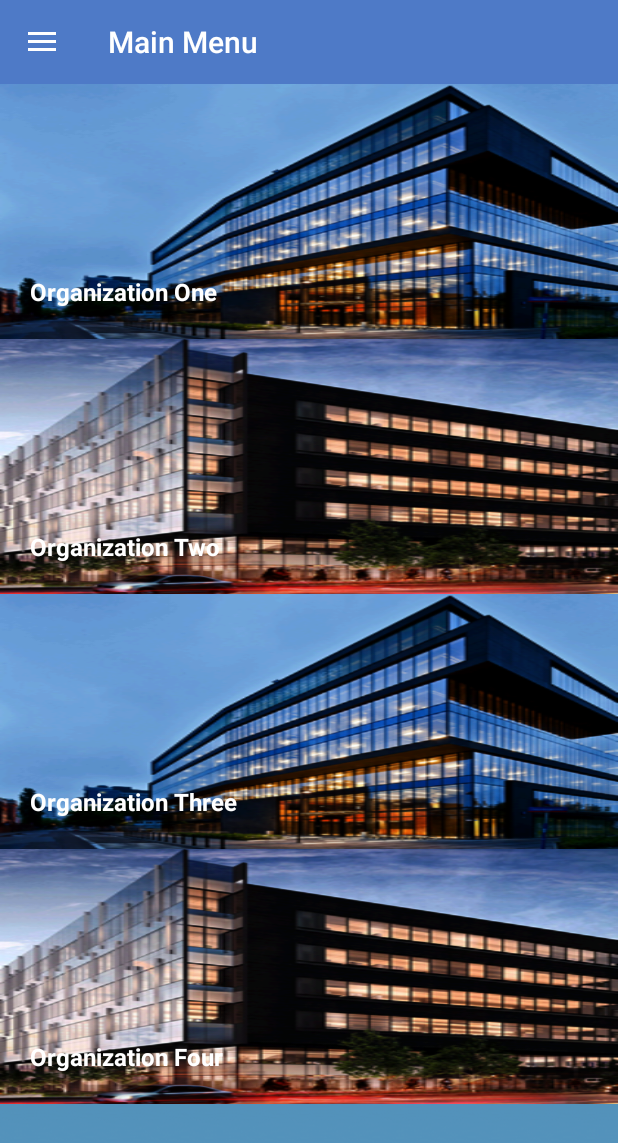
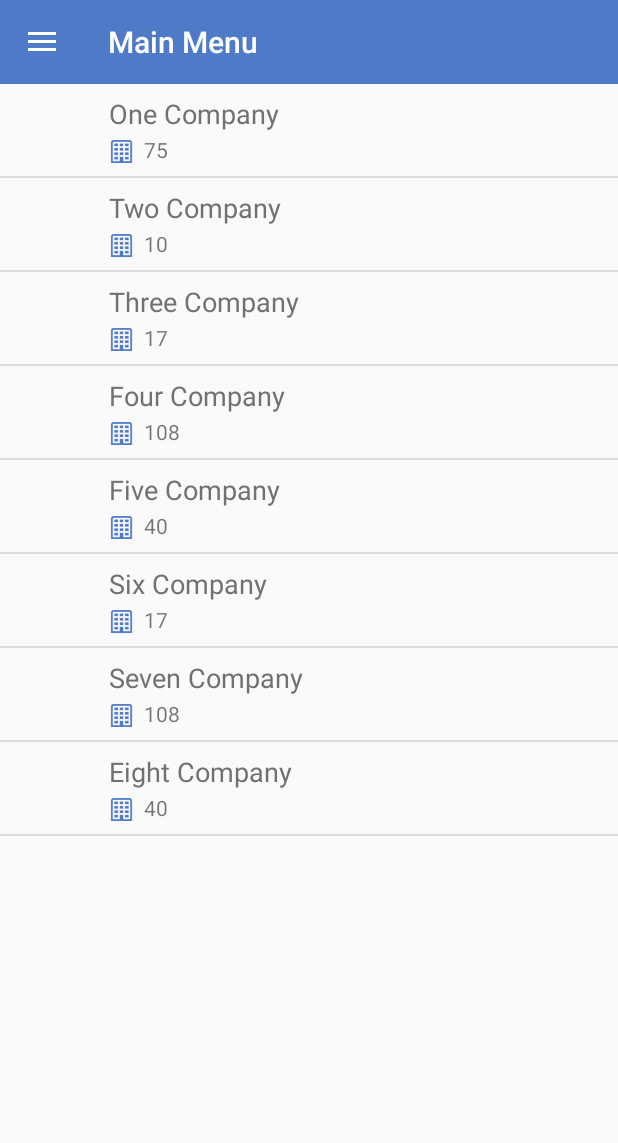
Before and after one commit to hassan-akhtar/GSD, an Android app: the fragment OrganizationFragment placed in its activity, on a phone screen of 412 x 824 dp. Shown: the top 1143 px of the screen. Run offline under Robolectric (Android 15) with nearby library versions, the phone set to English and light mode, and no system bars; libraries missing offline, so code that uses them is left out: com.amulyakhare.textdrawable; 2 statements that could not run were skipped.

Commit message:
- Dashboard design changed - Organizations Fragment added

```diff
--- /dev/null
+++ b/app/src/main/java/com/uaeemployee/Adapters/OrganizationAdapter.java
@@ -0,0 +1,94 @@
+package com.uaeemployee.Adapters;
+
+import android.content.Context;
+import android.content.Intent;
+import android.util.Log;
+import android.view.LayoutInflater;
+import android.view.View;
+import android.view.ViewGroup;
+import android.widget.BaseAdapter;
+import android.widget.ImageView;
+import android.widget.TextView;
+import android.widget.Toast;
+
+import com.amulyakhare.textdrawable.TextDrawable;
+import com.uaeemployee.Models.Organization;
+import com.uaeemployee.R;
+
+import java.util.List;
+
+
+public class OrganizationAdapter extends BaseAdapter {
+
+    private List<Organization> orgsList;
+    TextDrawable drawable;
+    Context mContext;
+    public static String contactID = "", rawContactId = "";
+
+    public OrganizationAdapter(List<Organization> contactsList, Context context) {
+        this.orgsList = contactsList;
+        this.mContext = context;
+    }
+
+
+    @Override
+    public int getCount() {
+        Log.e("Count", "Count: " + orgsList.size());
+        return orgsList.size();
+    }
+
+    @Override
+    public Object getItem(int position) {
+        return orgsList.get(position);
+
+    }
+
+    @Override
+    public long getItemId(int position) {
+        return position;
+    }
+
+    @Override
+    public View getView(final int position, View convertView, ViewGroup parent) {
+
+        View itemView = LayoutInflater.from(parent.getContext())
+                .inflate(R.layout.org_row_item, parent, false);
+
+        MyViewHolder holder = new MyViewHolder(itemView);
+        Organization organization = orgsList.get(position);
+        holder.tvOrgName.setText(organization.getName());
+        holder.tvSubCompaniesCount.setText(organization.getSubCompaniesCount());
+            drawable = TextDrawable.builder()
+                    .beginConfig()
+                    .endConfig()
+                    .buildRound(organization.getName().substring(0, 1).toUpperCase(), mContext.getResources().getColor(R.color.colorPrimaryDark));
+            holder.ivLetter.setImageDrawable(drawable);
+
+        /*else {
+            holder.name.setText(contacts.getLastName().substring(0,1).toUpperCase()+ contacts.getLastName().substring(1).toLowerCase()+ ", " + contacts.getFirstName().substring(0,1).toUpperCase()+ contacts.getFirstName().substring(1).toLowerCase());
+            drawable = TextDrawable.builder()
+                    .beginConfig()
+                    .endConfig()
+                    .buildRound(contacts.getLastName().substring(0,1).toUpperCase()+contacts.getFirstName().substring(0,1).toUpperCase(), mContext.getResources().getColor(R.color.colorPrimaryDark));
+            holder.ivLetter.setImageDrawable(drawable);
+        }*/
+
+
+        return itemView;
+    }
+
+
+    public class MyViewHolder {
+        private TextView tvOrgName;
+        private TextView tvSubCompaniesCount;
+        private ImageView ivLetter;
+
+        public MyViewHolder(View view) {
+            tvOrgName = (TextView) view.findViewById(R.id.tvOrgName);
+            tvSubCompaniesCount = (TextView) view.findViewById(R.id.tvSubCompaniesCount);
+            ivLetter = (ImageView) view.findViewById(R.id.ivLetter);
+        }
+
+
+    }
+}
--- a/app/src/main/java/com/uaeemployee/Fragments/OrganizationFragment.java
+++ b/app/src/main/java/com/uaeemployee/Fragments/OrganizationFragment.java
@@ -1,28 +1,32 @@
 package com.uaeemployee.Fragments;
 
 
-import android.content.Intent;
 import android.os.Bundle;
 import android.support.v4.app.Fragment;
 import android.view.LayoutInflater;
 import android.view.View;
 import android.view.ViewGroup;
 import android.widget.AdapterView;
-import android.widget.LinearLayout;
 import android.widget.ListView;
+import android.widget.Toast;
 
 import com.uaeemployee.Activites.BaseActivity;
-import com.uaeemployee.Activites.GenderActivity;
+import com.uaeemployee.Adapters.OrganizationAdapter;
 import com.uaeemployee.Interfaces.Communicator;
+import com.uaeemployee.Models.Organization;
 import com.uaeemployee.R;
+
+import java.util.ArrayList;
+import java.util.List;
 
 
 public class OrganizationFragment extends Fragment {
 
     View mView;
-    LinearLayout llOrg1, llOrg2, llOrg3 , llOrg4;
     Communicator myCommunicator;
-    //ListView lvOrganizations;
+    ListView lvOrgs;
+    OrganizationAdapter adapter;
+    public List<Organization> organizationsList = new ArrayList<>();
 
     public OrganizationFragment() {
         // Required empty public constructor
@@ -41,53 +45,52 @@ public class OrganizationFragment extends Fragment {
     }
 
     private void initViews() {
-        // lvOrganizations = (ListView) mView.findViewById(R.id.lvOrganizations);
-        llOrg1 = (LinearLayout) mView.findViewById(R.id.llOrg1);
-        llOrg2 = (LinearLayout) mView.findViewById(R.id.llOrg2);
-        llOrg3 = (LinearLayout) mView.findViewById(R.id.llOrg3);
-        llOrg4 = (LinearLayout) mView.findViewById(R.id.llOrg4);
+        lvOrgs = (ListView) mView.findViewById(R.id.lvOrgs);
+
     }
 
     private void initObj() {
+
         myCommunicator = (Communicator) getActivity();
         BaseActivity.fragment = new OrganizationFragment();
+
+        Organization organization = new Organization("One Company ", "75");
+        organizationsList.add(organization);
+        organization = new Organization("Two Company ", "10");
+        organizationsList.add(organization);
+        organization = new Organization("Three Company ", "17");
+        organizationsList.add(organization);
+        organization = new Organization("Four Company ", "108");
+        organizationsList.add(organization);
+        organization = new Organization("Five Company ", "40");
+        organizationsList.add(organization);
+        organization = new Organization("Six Company ", "17");
+        organizationsList.add(organization);
+        organization = new Organization("Seven Company ", "108");
+        organizationsList.add(organization);
+        organization = new Organization("Eight Company ", "40");
+        organizationsList.add(organization);
+
+
+        adapter = new OrganizationAdapter(organizationsList, getActivity());
+        lvOrgs.setAdapter(adapter);
     }
 
     private void initListeners() {
-       /* lvOrganizations.setOnItemClickListener(new AdapterView.OnItemClickListener() {
+        lvOrgs.setOnItemClickListener(new AdapterView.OnItemClickListener() {
             @Override
             public void onItemClick(AdapterView<?> parent, View view, int position, long id) {
 
+                Toast.makeText(getActivity(),""+position,Toast.LENGTH_LONG).show();
+                BaseActivity.refreshMainViewByNew(new SubOrganizationFragment());
             }
-        });*/
-        llOrg1.setOnClickListener(mGlobal_OnClickListener);
-        llOrg2.setOnClickListener(mGlobal_OnClickListener);
-        llOrg3.setOnClickListener(mGlobal_OnClickListener);
-        llOrg4.setOnClickListener(mGlobal_OnClickListener);
+        });
+
     }
 
     final View.OnClickListener mGlobal_OnClickListener = new View.OnClickListener() {
         public void onClick(final View v) {
             switch (v.getId()) {
-                case R.id.llOrg1: {
-                    startActivity(new Intent(getActivity(), GenderActivity.class));
-                    break;
-                }
-
-                case R.id.llOrg2: {
-                    startActivity(new Intent(getActivity(), GenderActivity.class));
-                    break;
-                }
-
-                case R.id.llOrg3: {
-                    startActivity(new Intent(getActivity(), GenderActivity.class));
-                    break;
-                }
-
-                case R.id.llOrg4: {
-                    startActivity(new Intent(getActivity(), GenderActivity.class));
-                    break;
-                }
 
             }
         }
--- /dev/null
+++ b/app/src/main/java/com/uaeemployee/Fragments/SubOrganizationFragment.java
@@ -0,0 +1,30 @@
+package com.uaeemployee.Fragments;
+
+
+import android.os.Bundle;
+import android.support.v4.app.Fragment;
+import android.view.LayoutInflater;
+import android.view.View;
+import android.view.ViewGroup;
+
+import com.uaeemployee.R;
+
+/**
+ * A simple {@link Fragment} subclass.
+ */
+public class SubOrganizationFragment extends Fragment {
+
+
+    public SubOrganizationFragment() {
+        // Required empty public constructor
+    }
+
+
+    @Override
+    public View onCreateView(LayoutInflater inflater, ViewGroup container,
+                             Bundle savedInstanceState) {
+        // Inflate the layout for this fragment
+        return inflater.inflate(R.layout.fragment_sub_organization, container, false);
+    }
+
+}
--- /dev/null
+++ b/app/src/main/java/com/uaeemployee/Models/Organization.java
@@ -0,0 +1,33 @@
+package com.uaeemployee.Models;
+
+/**
+ * Created by hakhtar on 2/10/2017.
+ * General Data
+ */
+
+public class Organization {
+
+    private String name;
+    private String subCompaniesCount;
+
+    public Organization(String name, String subCompaniesCount) {
+        this.name = name;
+        this.subCompaniesCount = subCompaniesCount;
+    }
+
+    public String getName() {
+        return name;
+    }
+
+    public void setName(String name) {
+        this.name = name;
+    }
+
+    public String getSubCompaniesCount() {
+        return subCompaniesCount;
+    }
+
+    public void setSubCompaniesCount(String subCompaniesCount) {
+        this.subCompaniesCount = subCompaniesCount;
+    }
+}
--- a/app/src/main/res/layout/fragment_dashboard.xml
+++ b/app/src/main/res/layout/fragment_dashboard.xml
@@ -14,7 +14,7 @@
         android:layout_centerHorizontal="true"
         android:layout_width="wrap_content"
         android:layout_height="wrap_content"
-        app:srcCompat="@drawable/logo_largee"
+        app:srcCompat="@drawable/logo_largee_resized"
         tools:ignore="ContentDescription" />
 
     <LinearLayout
@@ -32,7 +32,7 @@
             android:layout_width="0dp"
             android:textSize="12sp"
             android:layout_weight="1"
-            android:layout_height="130dp"
+            android:layout_height="120dp"
             android:background="@color/white"
             android:text="@string/organizations"
             android:textColor="@color/colorPrimaryDark"
@@ -46,7 +46,7 @@
             android:layout_width="0dp"
             android:layout_weight="1"
             android:textSize="12sp"
-            android:layout_height="130dp"
+            android:layout_height="120dp"
             android:background="@color/white"
             android:text="@string/vacancies"
             android:textColor="@color/colorPrimaryDark"
@@ -60,7 +60,7 @@
             android:layout_marginTop="-8dp"
             android:paddingTop="25dp"
             android:drawableTop="@drawable/icon_search"
-            android:layout_height="130dp"
+            android:layout_height="120dp"
             android:background="@color/white"
             android:text="@string/employee_search"
             android:textColor="@color/colorPrimaryDark"
@@ -83,7 +83,7 @@
             android:layout_weight="1"
             android:drawableTop="@drawable/documents"
             android:paddingTop="25dp"
-            android:layout_height="130dp"
+            android:layout_height="120dp"
             android:layout_marginRight="3dp"
             android:textSize="12sp"
             android:background="@color/white"
@@ -95,7 +95,7 @@
             android:id="@+id/btnEventsPlans"
             android:layout_width="0dp"
             android:layout_weight="1"
-            android:layout_height="130dp"
+            android:layout_height="120dp"
             android:paddingTop="25dp"
             android:textSize="12sp"
             android:drawableTop="@drawable/eventplan"
@@ -111,7 +111,7 @@
             android:layout_weight="1"
             android:layout_marginTop="-8dp"
             android:drawableTop="@drawable/incidentmonitoring"
-            android:layout_height="130dp"
+            android:layout_height="120dp"
             android:paddingTop="25dp"
             android:textSize="12sp"
             android:background="@color/white"
--- a/app/src/main/res/layout/fragment_incident_managment.xml
+++ b/app/src/main/res/layout/fragment_incident_managment.xml
@@ -3,7 +3,6 @@
     android:layout_width="match_parent"
     android:layout_height="match_parent"
     tools:context="com.uaeemployee.Fragments.IncidentManagmentFragment">
-
 
     <ListView
         android:id="@+id/lvOrganizations"
--- a/app/src/main/res/layout/fragment_org.xml
+++ b/app/src/main/res/layout/fragment_org.xml
@@ -1,105 +1,16 @@
 <RelativeLayout xmlns:android="http://schemas.android.com/apk/res/android"
     xmlns:tools="http://schemas.android.com/tools"
     android:layout_width="match_parent"
-    android:background="@drawable/bg"
     android:layout_height="match_parent"
     tools:context="com.uaeemployee.Fragments.OrganizationFragment">
 
 
-    <ScrollView
+    <ListView
+        android:id="@+id/lvOrgs"
         android:layout_width="match_parent"
-        android:layout_height="match_parent">
-    <LinearLayout
-        android:layout_width="match_parent"
-        android:orientation="vertical"
-        android:layout_height="wrap_content">
-        <LinearLayout
-            android:id="@+id/llOrg1"
-            android:orientation="horizontal"
-            android:layout_centerHorizontal="true"
-            android:background="@drawable/org_one"
-            android:layout_width="match_parent"
-            android:layout_height="170dp">
+        android:layout_height="match_parent"
+        android:layout_alignParentTop="true"
+        android:layout_alignParentRight="true"
+        android:layout_alignParentEnd="true" />
 
-            <TextView
-                android:id="@+id/tvOrgOne"
-                android:layout_marginTop="107dp"
-                android:layout_width="wrap_content"
-                android:layout_height="wrap_content"
-                android:padding="20dp"
-                android:text="Organization One"
-                android:textColor="@color/white"
-                android:textSize="16sp"
-                android:textStyle="bold"/>
-        </LinearLayout>
-
-        <LinearLayout
-            android:layout_below="@+id/llOrg1"
-            android:id="@+id/llOrg2"
-            android:orientation="horizontal"
-            android:layout_centerHorizontal="true"
-            android:background="@drawable/org_two"
-            android:layout_width="match_parent"
-            android:layout_height="170dp">
-
-            <TextView
-                android:id="@+id/tvOrgtwo"
-                android:layout_marginTop="107dp"
-                android:layout_width="wrap_content"
-                android:layout_height="wrap_content"
-                android:padding="20dp"
-                android:text="Organization Two"
-                android:textColor="@color/white"
-                android:textSize="16sp"
-                android:textStyle="bold"/>
-        </LinearLayout>
-
-
-        <LinearLayout
-            android:layout_below="@+id/llOrg2"
-            android:id="@+id/llOrg3"
-            android:orientation="vertical"
-            android:layout_centerHorizontal="true"
-            android:background="@drawable/org_one"
-            android:layout_width="match_parent"
-            android:layout_height="170dp">
-
-            <TextView
-                android:id="@+id/tvOrgThree"
-                android:layout_marginTop="107dp"
-                android:layout_width="wrap_content"
-                android:layout_height="wrap_content"
-                android:padding="20dp"
-                android:text="Organization Three"
-                android:textColor="@color/white"
-                android:textSize="16sp"
-                android:textStyle="bold"/>
-
-        </LinearLayout>
-
-
-
-        <LinearLayout
-            android:layout_below="@+id/llOrg3"
-            android:id="@+id/llOrg4"
-            android:orientation="horizontal"
-            android:layout_centerHorizontal="true"
-            android:background="@drawable/org_two"
-            android:layout_width="match_parent"
-            android:layout_height="170dp">
-
-            <TextView
-                android:id="@+id/tvOrgFour"
-                android:layout_marginTop="107dp"
-                android:layout_width="wrap_content"
-                android:layout_height="wrap_content"
-                android:padding="20dp"
-                android:text="Organization Four"
-                android:textColor="@color/white"
-                android:textSize="16sp"
-                android:textStyle="bold"/>
-        </LinearLayout>
-
-    </LinearLayout>
-    </ScrollView>
 </RelativeLayout>
--- /dev/null
+++ b/app/src/main/res/layout/fragment_sub_organization.xml
@@ -0,0 +1,13 @@
+<FrameLayout xmlns:android="http://schemas.android.com/apk/res/android"
+    xmlns:tools="http://schemas.android.com/tools"
+    android:layout_width="match_parent"
+    android:layout_height="match_parent"
+    tools:context="com.uaeemployee.Fragments.SubOrganizationFragment">
+
+    <!-- TODO: Update blank fragment layout -->
+    <TextView
+        android:layout_width="match_parent"
+        android:layout_height="match_parent"
+        android:text="@string/hello_blank_fragment" />
+
+</FrameLayout>
--- /dev/null
+++ b/app/src/main/res/layout/org_row_item.xml
@@ -0,0 +1,78 @@
+<?xml version="1.0" encoding="utf-8"?>
+<RelativeLayout xmlns:android="http://schemas.android.com/apk/res/android"
+    android:layout_width="match_parent"
+    android:layout_height="wrap_content"
+
+    android:orientation="vertical">
+
+    <LinearLayout
+        android:id="@+id/llDrawable"
+        android:layout_width="wrap_content"
+        android:layout_height="wrap_content"
+        android:layout_centerVertical="true"
+        android:layout_marginLeft="14dp"
+        android:orientation="vertical">
+
+        <ImageView
+            android:id="@+id/ivLetter"
+            android:layout_width="42dp"
+            android:layout_height="42dp" />
+
+    </LinearLayout>
+
+
+    <LinearLayout
+        android:id="@+id/llContactInfo"
+        android:layout_width="wrap_content"
+        android:layout_height="wrap_content"
+        android:layout_centerVertical="true"
+        android:layout_marginBottom="8dp"
+        android:layout_marginLeft="7dp"
+        android:layout_marginTop="7dp"
+        android:layout_toRightOf="@+id/llDrawable"
+        android:orientation="vertical">
+
+        <TextView
+            android:id="@+id/tvOrgName"
+            android:layout_width="wrap_content"
+            android:layout_height="wrap_content"
+            android:layout_marginLeft="9dp"
+            android:text="My Company"
+            android:textAppearance="?android:attr/textAppearanceMedium"
+            android:textColor="@color/darkGrey" />
+
+        <LinearLayout
+            android:layout_marginTop="2dp"
+            android:layout_width="wrap_content"
+            android:layout_height="wrap_content"
+            android:orientation="horizontal">
+
+            <ImageView
+                android:layout_marginTop="3dp"
+                android:layout_width="15dp"
+                android:layout_marginLeft="10dp"
+                android:layout_height="15dp"
+                android:src="@drawable/icon_orgs"/>
+            <TextView
+                android:id="@+id/tvSubCompaniesCount"
+                android:layout_width="180dp"
+                android:layout_height="wrap_content"
+                android:layout_marginLeft="7dp"
+                android:text="75" />
+        </LinearLayout>
+
+    </LinearLayout>
+
+    <!--<LinearLayout-->
+    <!--android:id="@+id/llAction"-->
+    <!--android:layout_width="wrap_content"-->
+    <!--android:layout_height="wrap_content"-->
+    <!--android:layout_marginLeft="14dp"-->
+    <!--android:orientation="vertical"-->
+    <!--android:layout_marginEnd="35dp"-->
+    <!--android:layout_centerVertical="true"-->
+    <!--android:layout_alignParentEnd="true">-->
+
+    <!--</LinearLayout>-->
+
+</RelativeLayout>
--- a/app/src/main/res/values/colors.xml
+++ b/app/src/main/res/values/colors.xml
@@ -5,5 +5,6 @@
     <color name="colorAccent">#4E7AC7</color>
     <color name="white">#FFFFFF</color>
     <color name="grey">#a9a9a9</color>
+    <color name="darkGrey">#717171</color>
 
 </resources>
```
Also changed, not shown: app/build.gradle (+5 -4 lines), app/src/main/res/drawable/logo_largee_resized.png (added).
